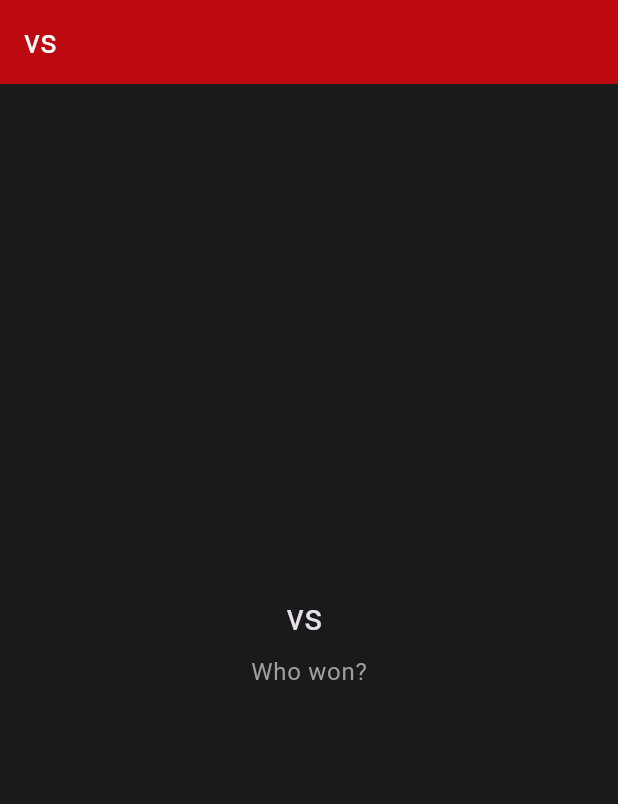
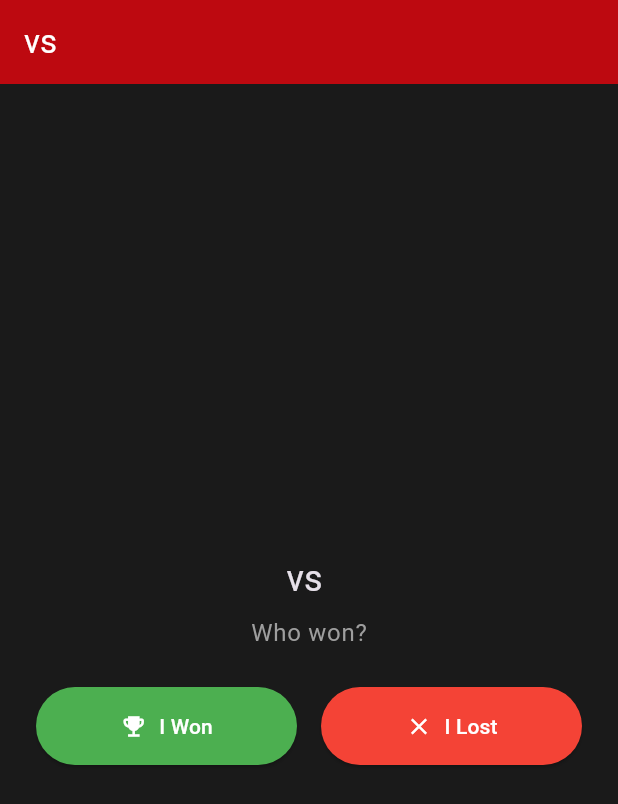
Before and after one commit to MattMyers204453/quick_rank, a Flutter app: the MatchScreen screen opened directly with empty values, on a phone screen of 412 x 824 dp. Shown: the top 804 px of the screen. Run offline on Flutter 3.47's test engine with Material 3 defaults, Android fonts, the phone set to English and light mode, and no system bars; our stand-ins replace flutter_secure_storage, google_fonts; missing offline and left inert: stomp_dart_client; accounts and stored records are empty.

Commit message:
fix won/lost button bug; remove old elo references

```diff
--- a/lib/src/screens/match_screen.dart
+++ b/lib/src/screens/match_screen.dart
@@ -292,7 +292,39 @@ class _MatchScreenState extends State<MatchScreen> {
                 ?.copyWith(color: Colors.grey[500])),
         const SizedBox(height: 24),
 
-        // ... existing "I Won" / "I Lost" buttons ...
+        Row(
+          children: [
+            Expanded(
+              child: ElevatedButton.icon(
+                onPressed: _isSubmitting
+                    ? null
+                    : () => _reportWinner(_matchService.myUsername!),
+                icon: const Icon(Icons.emoji_events),
+                label: const Text('I Won'),
+                style: ElevatedButton.styleFrom(
+                  backgroundColor: Colors.green,
+                  foregroundColor: Colors.white,
+                  padding: const EdgeInsets.symmetric(vertical: 16),
+                ),
+              ),
+            ),
+            const SizedBox(width: 16),
+            Expanded(
+              child: ElevatedButton.icon(
+                onPressed: _isSubmitting
+                    ? null
+                    : () => _reportWinner(_currentOpponent),
+                icon: const Icon(Icons.close),
+                label: const Text('I Lost'),
+                style: ElevatedButton.styleFrom(
+                  backgroundColor: Colors.red,
+                  foregroundColor: Colors.white,
+                  padding: const EdgeInsets.symmetric(vertical: 16),
+                ),
+              ),
+            ),
+          ],
+        ),
       ],
     );
   }
```
Also changed, not shown: lib/src/screens/opponent_search_screen.dart (+2 -6 lines), lib/src/services/api_service.dart (+8 -9 lines).
